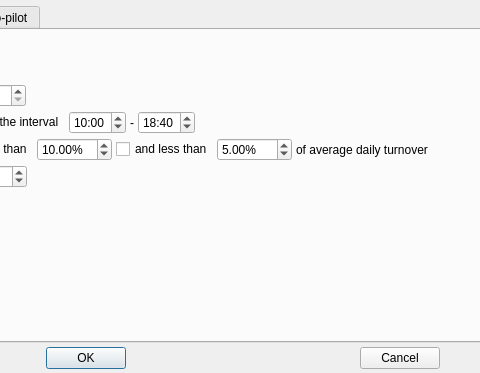
Before: the Qt Designer form app/src/dialogs/settingsdialog/settingsdialog.ui in Gris87/TInvestor, drawn with Qt 5; both pictures show x 187 to 667 and y 0 to 373 of the 1173 by 373 pixel window.
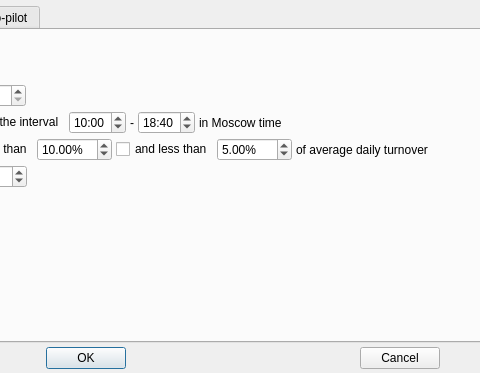
After: the same form once the commit is applied.

Commit message: Use schedule in Moscow time

What changed in the file:
```diff
--- a/app/src/dialogs/settingsdialog/settingsdialog.ui
+++ b/app/src/dialogs/settingsdialog/settingsdialog.ui
@@ -208,6 +208,13 @@
            </property>
           </widget>
          </item>
+         <item>
+          <widget class="QLabel" name="label_6">
+           <property name="text">
+            <string>in Moscow time</string>
+           </property>
+          </widget>
+         </item>
          <item>
           <spacer name="horizontalSpacer_2">
            <property name="orientation">
```
The commit also changes 7 other files.
